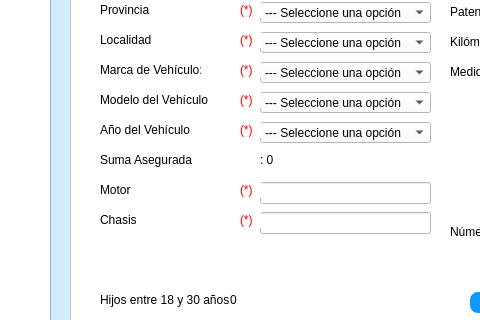
First picture: the form in gui/ingreso_datos_poliza.ui, repository Eze-Medina/Proyecto_aseguradora, before the edit; both pictures show x 0 to 480 and y 258 to 578 of the 1000 by 700 pixel window.
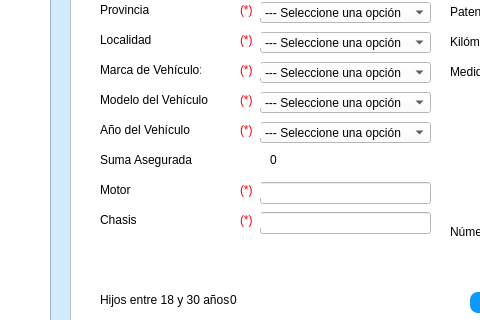
Second picture: the form after the edit.

The edit to the form file:
```diff
--- a/gui/ingreso_datos_poliza.ui
+++ b/gui/ingreso_datos_poliza.ui
@@ -418,12 +418,12 @@
       <rect>
        <x>30</x>
        <y>170</y>
-       <width>101</width>
+       <width>171</width>
        <height>16</height>
       </rect>
      </property>
      <property name="text">
-      <string>Suma Asegurada</string>
+      <string>Suma Asegurada                         :</string>
      </property>
     </widget>
     <widget class="QLineEdit" name="txtChasis">
@@ -990,14 +990,14 @@
     <widget class="QLabel" name="txtSumaAsegurada">
      <property name="geometry">
       <rect>
-       <x>190</x>
+       <x>200</x>
        <y>170</y>
        <width>101</width>
        <height>16</height>
       </rect>
      </property>
      <property name="text">
-      <string>: 0</string>
+      <string>0</string>
      </property>
     </widget>
    </widget>
```
